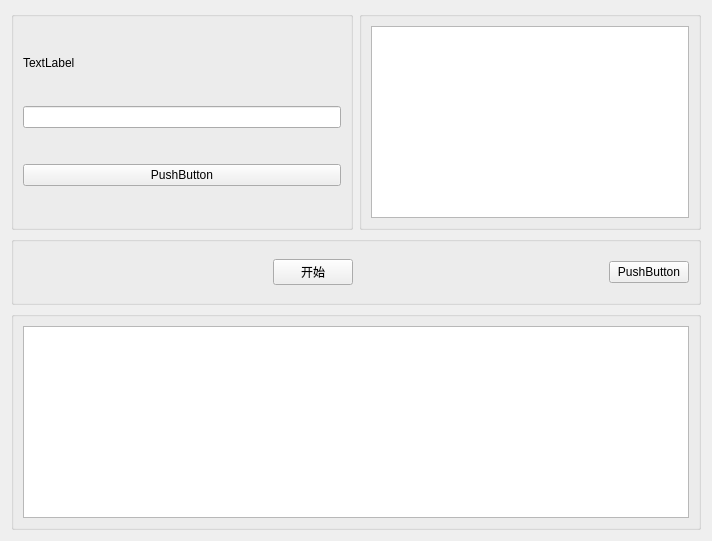
Above: fhwidget.ui from chenbuxiuu/fhsip before the change. Below: the same form after it.
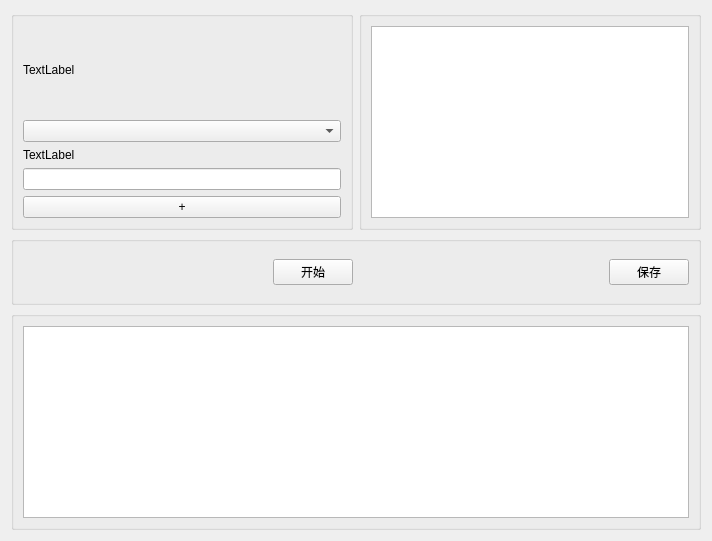
That is the form after the change.

Commit message: code fhwidget over

Patch:
```diff
--- a/fhwidget.ui
+++ b/fhwidget.ui
@@ -117,7 +117,7 @@
       <item>
        <widget class="QPushButton" name="pushButton_save">
         <property name="text">
-         <string>PushButton</string>
+         <string>保存</string>
         </property>
        </widget>
       </item>
@@ -136,6 +136,16 @@
       <string/>
      </property>
      <layout class="QVBoxLayout" name="layout1">
+      <item>
+       <widget class="QLabel" name="label_type">
+        <property name="text">
+         <string>TextLabel</string>
+        </property>
+       </widget>
+      </item>
+      <item>
+       <widget class="QComboBox" name="comboBox_type"/>
+      </item>
       <item>
        <widget class="QLabel" name="label_Dev">
         <property name="sizePolicy">
@@ -162,7 +172,7 @@
       <item>
        <widget class="QPushButton" name="pushButton_addDevice">
         <property name="text">
-         <string>PushButton</string>
+         <string>+</string>
         </property>
        </widget>
       </item>
```
The commit also changes 17 other files.
